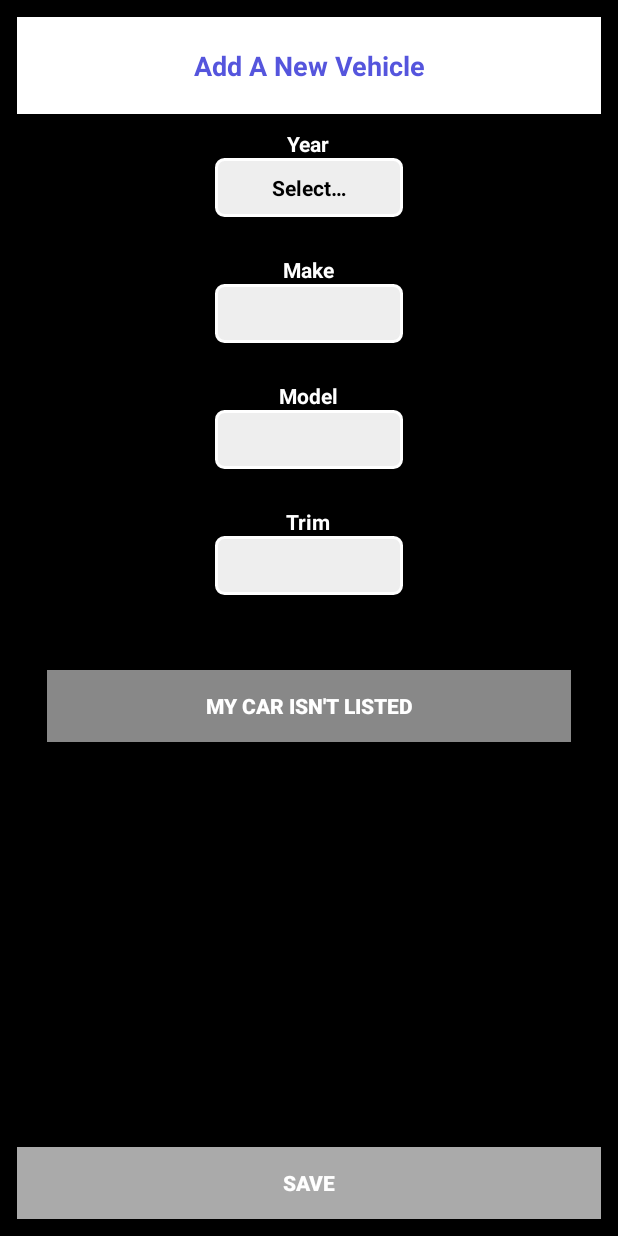
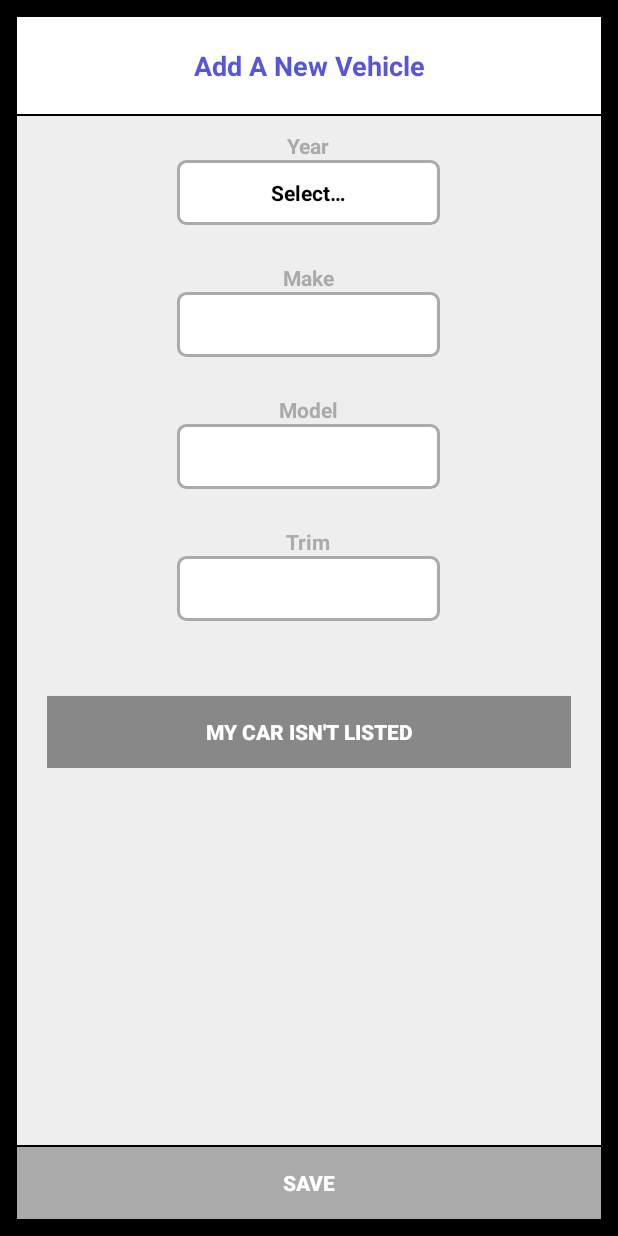
Before and after one commit to alphonzo79/MPG_Tracker, an Android app: the SettingsMainFragment screen opened directly, with no data from a screen before it, after a tap on "+ Add A Vehicle", on a phone screen of 412 x 824 dp. Run offline under Robolectric (Android 15) with nearby library versions, the phone set to English and light mode, and no system bars; 1 statement that could not run was skipped; 2 other taps on this screen came first.

Commit message:
Updating the Add vehicles layout

```diff
--- a/MpgTracker_Android/src/main/AndroidManifest.xml
+++ b/MpgTracker_Android/src/main/AndroidManifest.xml
@@ -7,6 +7,7 @@
 
     <application
         android:allowBackup="true"
+        android:name=".MpgApplication"
         android:icon="@drawable/ic_launcher"
         android:label="@string/app_name"
         android:theme="@style/AppTheme" >
--- a/MpgTracker_Android/src/main/java/com/androidmpgtracker/fragment/SettingsMainFragment.java
+++ b/MpgTracker_Android/src/main/java/com/androidmpgtracker/fragment/SettingsMainFragment.java
@@ -160,6 +160,9 @@ public class SettingsMainFragment extends Fragment implements View.OnClickListen
                 }.execute();
                 break;
             case R.id.about_subhead:
+                if(MpgApplication.isUsageSharingAllowed()) {
+                    FlurryAgent.logEvent(FlurryEvents.ABOUT_FRAGMENT_VISITED);
+                }
                 activity.replaceContentFragment(new AboutFragment());
                 break;
         }
--- a/MpgTracker_Android/src/main/res/drawable/spinner_background.xml
+++ b/MpgTracker_Android/src/main/res/drawable/spinner_background.xml
@@ -5,9 +5,9 @@
         android:radius="5dp" />
 
     <stroke
-        android:color="@color/white"
+        android:color="@color/dark_grey"
         android:width="2dp" />
 
     <solid
-        android:color="@color/light_grey" />
+        android:color="@color/white" />
 </shape>
--- a/MpgTracker_Android/src/main/res/layout/fragment_add_edit_vehicle.xml
+++ b/MpgTracker_Android/src/main/res/layout/fragment_add_edit_vehicle.xml
@@ -35,8 +35,11 @@
         android:layout_height="match_parent"
         android:layout_above="@id/save_car_button"
         android:layout_below="@id/header"
-        android:layout_marginTop="10dp"
-        android:layout_marginBottom="10dp">
+        android:background="@color/light_grey"
+        android:layout_marginTop="1dp"
+        android:layout_marginBottom="1dp"
+        android:paddingTop="10dp"
+        android:paddingBottom="10dp">
 
         <LinearLayout
             android:layout_width="match_parent"
@@ -51,14 +54,15 @@
                 android:layout_height="wrap_content"
                 android:textStyle="bold"
                 android:textSize="14sp"
-                android:textColor="@color/white"
+                android:textColor="@color/dark_grey"
                 android:text="@string/year"/>
 
             <Spinner
                 android:id="@+id/year_spinner"
                 android:layout_width="wrap_content"
                 android:layout_height="wrap_content"
-                android:minWidth="125dp"
+                android:minWidth="175dp"
+                android:padding="2dp"
                 android:background="@drawable/spinner_background"
                 android:gravity="center"/>
 
@@ -68,14 +72,15 @@
                 android:layout_marginTop="25dp"
                 android:textStyle="bold"
                 android:textSize="14sp"
-                android:textColor="@color/white"
+                android:textColor="@color/dark_grey"
                 android:text="@string/make"/>
 
             <Spinner
                 android:id="@+id/make_spinner"
                 android:layout_width="wrap_content"
                 android:layout_height="wrap_content"
-                android:minWidth="125dp"
+                android:minWidth="175dp"
+                android:padding="2dp"
                 android:background="@drawable/spinner_background"
                 android:gravity="center"/>
 
@@ -85,14 +90,15 @@
                 android:layout_marginTop="25dp"
                 android:textStyle="bold"
                 android:textSize="14sp"
-                android:textColor="@color/white"
+                android:textColor="@color/dark_grey"
                 android:text="@string/model"/>
 
             <Spinner
                 android:id="@+id/model_spinner"
                 android:layout_width="wrap_content"
                 android:layout_height="wrap_content"
-                android:minWidth="125dp"
+                android:minWidth="175dp"
+                android:padding="2dp"
                 android:background="@drawable/spinner_background"
                 android:gravity="center"/>
 
@@ -102,14 +108,15 @@
                 android:layout_marginTop="25dp"
                 android:textStyle="bold"
                 android:textSize="14sp"
-                android:textColor="@color/white"
+                android:textColor="@color/dark_grey"
                 android:text="@string/trim"/>
 
             <Spinner
                 android:id="@+id/trim_spinner"
                 android:layout_width="wrap_content"
                 android:layout_height="wrap_content"
-                android:minWidth="125dp"
+                android:minWidth="175dp"
+                android:padding="2dp"
                 android:background="@drawable/spinner_background"
                 android:gravity="center"/>
 
--- a/MpgTracker_Android/src/main/res/layout/spinner_cell.xml
+++ b/MpgTracker_Android/src/main/res/layout/spinner_cell.xml
@@ -1,8 +1,10 @@
 <?xml version="1.0" encoding="utf-8"?>
 
 <LinearLayout xmlns:android="http://schemas.android.com/apk/res/android"
-    android:orientation="vertical" android:layout_width="match_parent"
+    android:orientation="vertical"
+    android:layout_width="match_parent"
     android:layout_height="match_parent"
+    android:background="@color/white"
     android:gravity="center">
 
     <TextView
```
